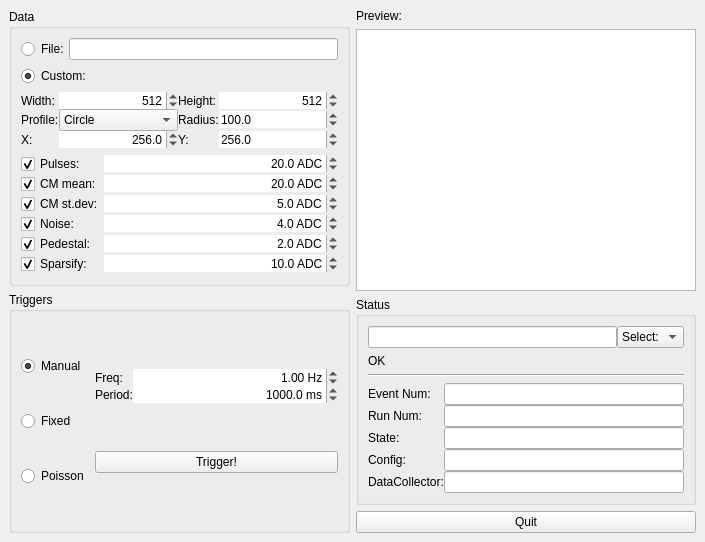
Above: gui/ui/euProd.ui from cdorfer/eudaq before the change. Below: the same form after it.
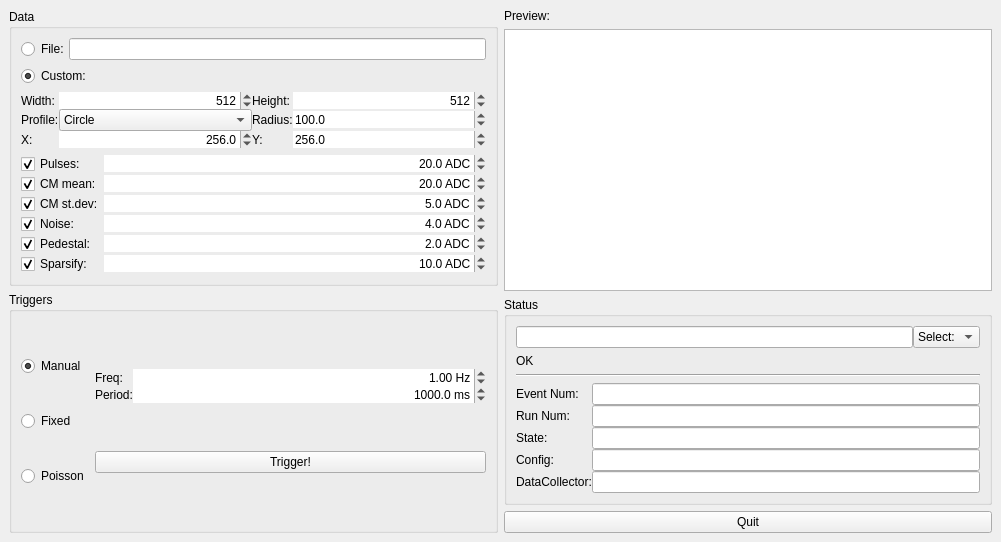
That is the form after the change.

Diff of the .ui file:
```diff
--- a/gui/ui/euProd.ui
+++ b/gui/ui/euProd.ui
@@ -6,7 +6,7 @@
    <rect>
     <x>0</x>
     <y>0</y>
-    <width>705</width>
+    <width>1001</width>
     <height>542</height>
    </rect>
   </property>
```
Left out of the diff: 4 changed lines with no effect on the pictures.
